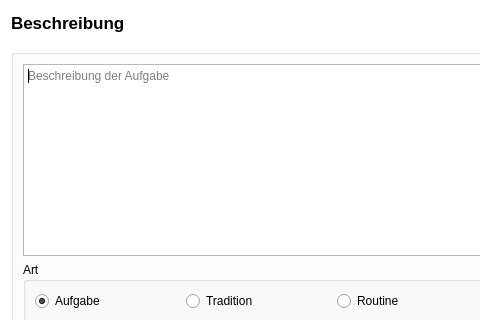
Qt form src/ui/task_editor.ui (amogorkon/watnu) before a commit; both pictures show x 0 to 480 and y 0 to 320 of the 667 by 848 pixel window.
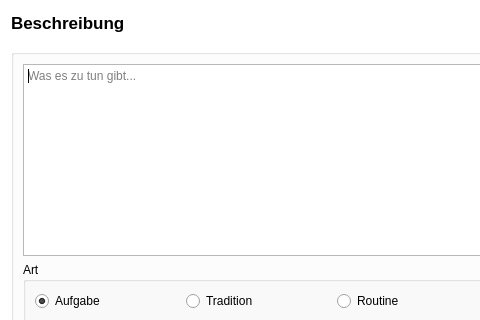
The same form after that commit. Icons and pictures are not drawn.

Patch:
```diff
--- a/src/ui/task_editor.ui
+++ b/src/ui/task_editor.ui
@@ -43,7 +43,7 @@
       </property>
       <layout class="QVBoxLayout" name="verticalLayout">
        <item>
-        <widget class="QPlainTextEdit" name="desc">
+        <widget class="QTextEdit" name="do">
          <property name="sizePolicy">
           <sizepolicy hsizetype="Expanding" vsizetype="Fixed">
            <horstretch>0</horstretch>
@@ -69,25 +69,22 @@
           <enum>QFrame::Plain</enum>
          </property>
          <property name="verticalScrollBarPolicy">
-          <enum>Qt::ScrollBarAlwaysOff</enum>
+          <enum>Qt::ScrollBarAsNeeded</enum>
          </property>
          <property name="horizontalScrollBarPolicy">
-          <enum>Qt::ScrollBarAlwaysOff</enum>
+          <enum>Qt::ScrollBarAsNeeded</enum>
+         </property>
+         <property name="autoFormatting">
+          <set>QTextEdit::AutoAll</set>
          </property>
          <property name="tabChangesFocus">
           <bool>true</bool>
          </property>
          <property name="textInteractionFlags">
-          <set>Qt::TextEditorInteraction</set>
-         </property>
-         <property name="backgroundVisible">
-          <bool>false</bool>
-         </property>
-         <property name="centerOnScroll">
-          <bool>false</bool>
+          <set>Qt::LinksAccessibleByKeyboard|Qt::LinksAccessibleByMouse|Qt::TextBrowserInteraction|Qt::TextEditable|Qt::TextEditorInteraction|Qt::TextSelectableByKeyboard|Qt::TextSelectableByMouse</set>
          </property>
          <property name="placeholderText">
-          <string>Beschreibung der Aufgabe</string>
+          <string>Was es zu tun gibt...</string>
          </property>
         </widget>
        </item>
```
